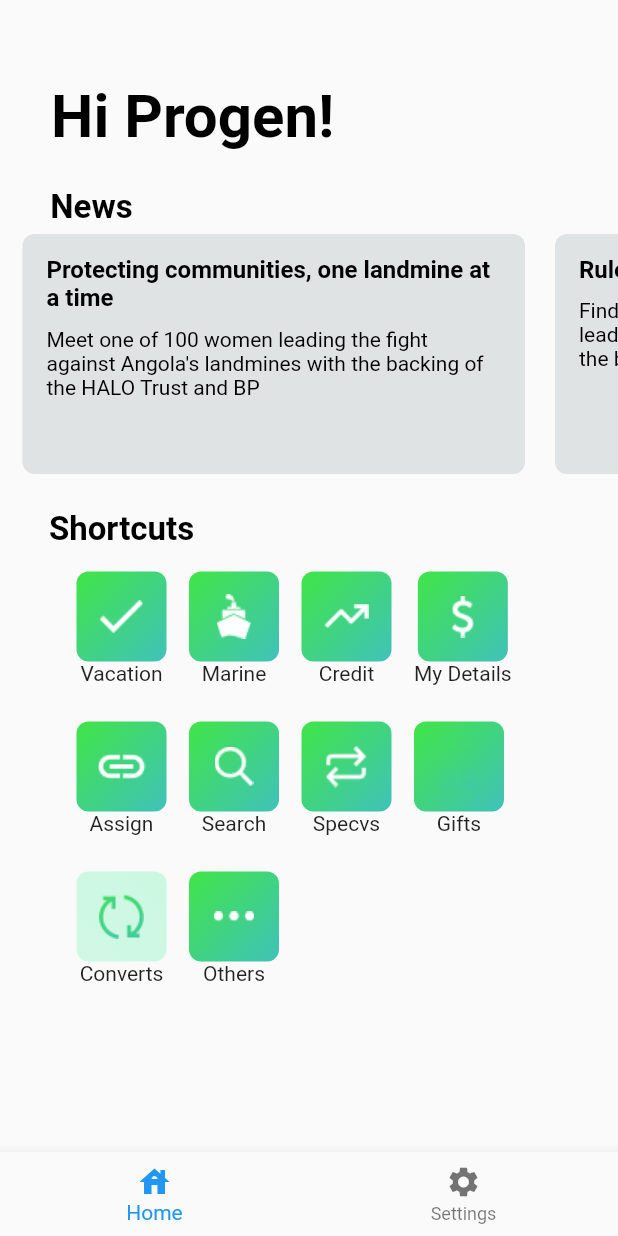
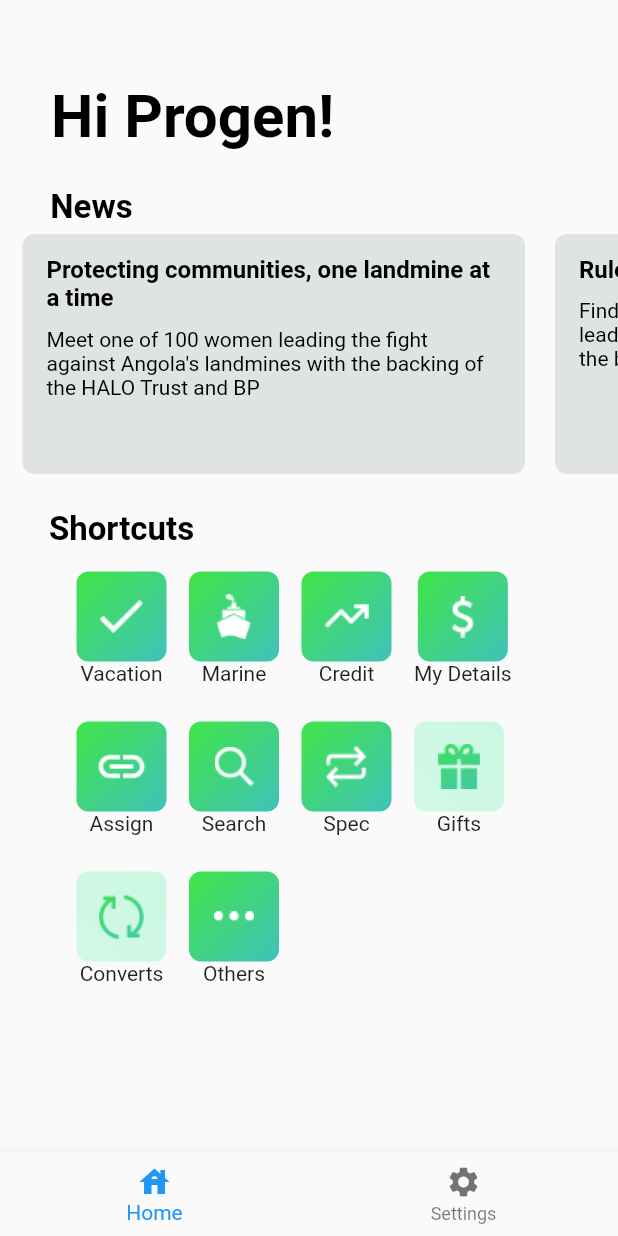
Before and after one commit to iLobosok/vacation_checker_app, a Flutter app: the MainScreen screen opened directly, on a phone screen of 412 x 824 dp. Run offline on Flutter 3.47's test engine with Material 2 defaults, Android fonts, the phone set to English and light mode, and no system bars; our stand-ins replace bloc, flutter_bloc.

Commit message:
last ui fixes

```diff
--- a/flutter_bp/lib/screens/home/home_screen_widget.dart
+++ b/flutter_bp/lib/screens/home/home_screen_widget.dart
@@ -125,7 +125,31 @@ Widget HomeScreenWidget(BuildContext context) {
               itemCount: 4,
               scrollDirection: Axis.horizontal,
               itemBuilder: (context, index) {
-                return Padding(
+              return index == 3 ? Padding(
+                padding: const EdgeInsets.only(left: 5, right: 10),
+                child: Column(
+                  children: [
+                    SizedBox(
+                      height: 60,
+                      width: 60,
+                      child: InkWell(
+                        onTap: () {
+                          GoToSettings(context);
+                        },
+                        child: Stack(
+                          children: [
+                            ShortcutItem2(context),
+                            Center(
+                              child: Image.asset('assets/home/a3.png'),
+                            ),
+                          ],
+                        ),
+                      ),
+                    ),
+                    Text(name_list_second[3]),
+                  ],
+                ),
+              )  :  Padding(
                   padding: const EdgeInsets.only(left: 5, right: 10),
                   child: Column(
                     children: [
--- a/flutter_bp/lib/screens/home/shortcuts_widget.dart
+++ b/flutter_bp/lib/screens/home/shortcuts_widget.dart
@@ -14,7 +14,7 @@ final name_list_first = [
 final name_list_second = [
   "Assign",
   "Search",
-  "Specvs",
+  "Spec",
   "Gifts",
 ];
 
--- a/flutter_bp/lib/screens/request/request_form_widget.dart
+++ b/flutter_bp/lib/screens/request/request_form_widget.dart
@@ -26,7 +26,7 @@ Widget RequestFormWidget(BuildContext context) {
       ),
     ),
     body: SingleChildScrollView(
-      physics: const BouncingScrollPhysics(),
+       physics: const BouncingScrollPhysics(),
       child: Column(
         // ignore: prefer_const_literals_to_create_immutables
         children: [
```
